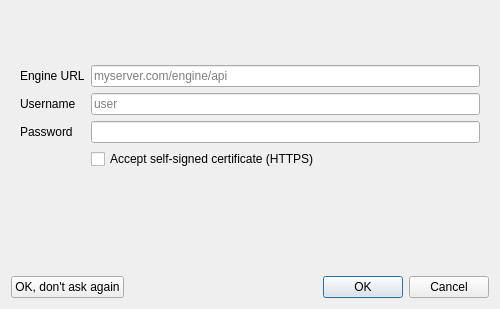
Above: src/engine/enginestartdialog.ui from GAMS-dev/studio before the change. Below: the same form after it.
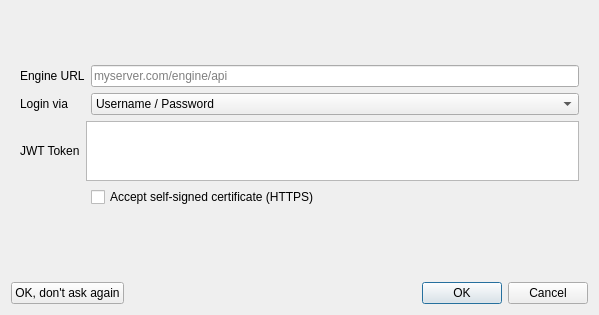
That is the form after the change. The open tabs and pages were chosen to show the change. Icons and pictures are not drawn.

Commit message: added selectable login method, and login by token

The edit to the form file:
```diff
--- a/src/engine/enginestartdialog.ui
+++ b/src/engine/enginestartdialog.ui
@@ -9,8 +9,8 @@
    <rect>
     <x>0</x>
     <y>0</y>
-    <width>500</width>
-    <height>309</height>
+    <width>599</width>
+    <height>315</height>
    </rect>
   </property>
   <property name="sizePolicy">
@@ -121,31 +121,44 @@
        <property name="topMargin">
         <number>0</number>
        </property>
-       <item row="1" column="1">
-        <widget class="QLineEdit" name="edUser">
-         <property name="placeholderText">
-          <string>user</string>
-         </property>
-        </widget>
-       </item>
        <item row="1" column="0">
-        <widget class="QLabel" name="laUser">
+        <widget class="QLabel" name="label">
          <property name="text">
-          <string>Username</string>
+          <string>Login via</string>
          </property>
         </widget>
        </item>
-       <item row="2" column="0">
-        <widget class="QLabel" name="laPassword">
-         <property name="text">
-          <string>Password</string>
-         </property>
+       <item row="1" column="1">
+        <widget class="QComboBox" name="cbLoginMethod">
+         <item>
+          <property name="text">
+           <string>Username / Password</string>
+          </property>
+         </item>
+         <item>
+          <property name="text">
+           <string>JWT Token</string>
+          </property>
+         </item>
         </widget>
        </item>
-       <item row="2" column="1">
-        <widget class="QLineEdit" name="edPassword">
-         <property name="echoMode">
-          <enum>QLineEdit::Password</enum>
+       <item row="5" column="1">
+        <spacer name="verticalSpacer">
+         <property name="orientation">
+          <enum>Qt::Vertical</enum>
+         </property>
+         <property name="sizeHint" stdset="0">
+          <size>
+           <width>20</width>
+           <height>4</height>
+          </size>
+         </property>
+        </spacer>
+       </item>
+       <item row="4" column="1">
+        <widget class="QCheckBox" name="cbAcceptCert">
+         <property name="text">
+          <string>Accept self-signed certificate (HTTPS)</string>
          </property>
         </widget>
        </item>
@@ -159,11 +172,91 @@
          </property>
         </widget>
        </item>
-       <item row="3" column="1">
-        <widget class="QCheckBox" name="cbAcceptCert">
-         <property name="text">
-          <string>Accept self-signed certificate (HTTPS)</string>
+       <item row="2" column="0" colspan="2">
+        <widget class="QStackedWidget" name="stackLoginInput">
+         <property name="currentIndex">
+          <number>1</number>
          </property>
+         <widget class="QWidget" name="pageUserPw">
+          <layout class="QGridLayout" name="gridLayout_5">
+           <property name="leftMargin">
+            <number>0</number>
+           </property>
+           <property name="topMargin">
+            <number>0</number>
+           </property>
+           <property name="rightMargin">
+            <number>0</number>
+           </property>
+           <property name="bottomMargin">
+            <number>0</number>
+           </property>
+           <item row="0" column="0">
+            <widget class="QLabel" name="laUser">
+             <property name="text">
+              <string>Username</string>
+             </property>
+            </widget>
+           </item>
+           <item row="0" column="1">
+            <widget class="QLineEdit" name="edUser">
+             <property name="placeholderText">
+              <string>user</string>
+             </property>
+            </widget>
+           </item>
+           <item row="1" column="0">
+            <widget class="QLabel" name="laPassword">
+             <property name="text">
+              <string>Password</string>
+             </property>
+            </widget>
+           </item>
+           <item row="1" column="1">
+            <widget class="QLineEdit" name="edPassword">
+             <property name="echoMode">
+              <enum>QLineEdit::Password</enum>
+             </property>
+            </widget>
+           </item>
+          </layout>
+         </widget>
+         <widget class="QWidget" name="pageToken">
+          <layout class="QGridLayout" name="gridLayout_6">
+           <property name="leftMargin">
+            <number>0</number>
+           </property>
+           <property name="topMargin">
+            <number>0</number>
+           </property>
+           <property name="rightMargin">
+            <number>0</number>
+           </property>
+           <property name="bottomMargin">
+            <number>0</number>
+           </property>
+           <item row="0" column="0">
+            <widget class="QLabel" name="label_2">
+             <property name="text">
+              <string>JWT Token</string>
+             </property>
+            </widget>
+           </item>
+           <item row="0" column="1">
+            <widget class="QPlainTextEdit" name="edToken">
+             <property name="sizePolicy">
+              <sizepolicy hsizetype="Expanding" vsizetype="Ignored">
+               <horstretch>0</horstretch>
+               <verstretch>0</verstretch>
+              </sizepolicy>
+             </property>
+             <property name="tabChangesFocus">
+              <bool>true</bool>
+             </property>
+            </widget>
+           </item>
+          </layout>
+         </widget>
         </widget>
        </item>
        <item row="0" column="0">
@@ -173,19 +266,6 @@
          </property>
         </widget>
        </item>
-       <item row="4" column="1">
-        <spacer name="verticalSpacer">
-         <property name="orientation">
-          <enum>Qt::Vertical</enum>
-         </property>
-         <property name="sizeHint" stdset="0">
-          <size>
-           <width>20</width>
-           <height>40</height>
-          </size>
-         </property>
-        </spacer>
-       </item>
       </layout>
      </widget>
      <widget class="QWidget" name="pageSubmit">
```
Left out of the diff: 9 changed lines with no effect on the pictures. The commit also changes 5 other files.
